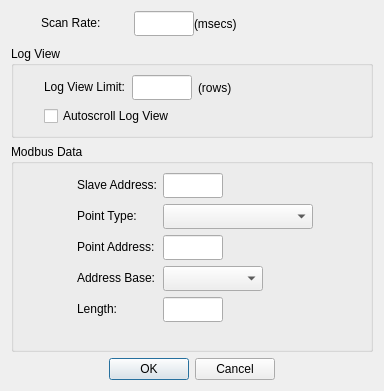
Qt form omodscan/dialogs/dialogdisplaydefinition.ui (sanny32/OpenModScan) before a commit.
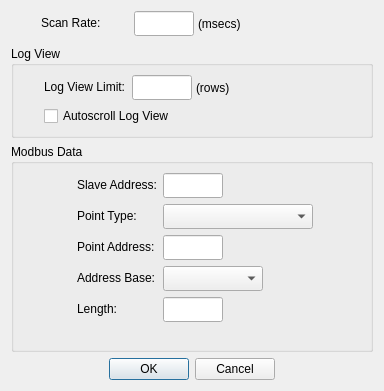
The same form after that commit. Custom widgets are drawn as their Qt base class.

Commit message: Correct dialog displaydefinition ui view

```diff
--- a/omodscan/dialogs/dialogdisplaydefinition.ui
+++ b/omodscan/dialogs/dialogdisplaydefinition.ui
@@ -40,6 +40,9 @@
      </item>
      <item row="0" column="1">
       <layout class="QHBoxLayout" name="horizontalLayout">
+       <property name="spacing">
+        <number>4</number>
+       </property>
        <item>
         <widget class="NumericLineEdit" name="lineEditScanRate">
          <property name="sizePolicy">
@@ -69,6 +72,19 @@
          </property>
         </widget>
        </item>
+       <item>
+        <spacer name="horizontalSpacer">
+         <property name="orientation">
+          <enum>Qt::Orientation::Horizontal</enum>
+         </property>
+         <property name="sizeHint" stdset="0">
+          <size>
+           <width>40</width>
+           <height>20</height>
+          </size>
+         </property>
+        </spacer>
+       </item>
       </layout>
      </item>
     </layout>
@@ -97,6 +113,9 @@
       </item>
       <item row="0" column="1">
        <layout class="QHBoxLayout" name="horizontalLayout_2">
+        <property name="spacing">
+         <number>4</number>
+        </property>
         <item>
          <widget class="NumericLineEdit" name="lineEditLogLimit">
           <property name="sizePolicy">
@@ -126,6 +145,19 @@
           </property>
          </widget>
         </item>
+        <item>
+         <spacer name="horizontalSpacer_2">
+          <property name="orientation">
+           <enum>Qt::Orientation::Horizontal</enum>
+          </property>
+          <property name="sizeHint" stdset="0">
+           <size>
+            <width>40</width>
+            <height>20</height>
+           </size>
+          </property>
+         </spacer>
+        </item>
        </layout>
       </item>
       <item row="3" column="0" colspan="2">
```
The commit also changes 3 other files.
